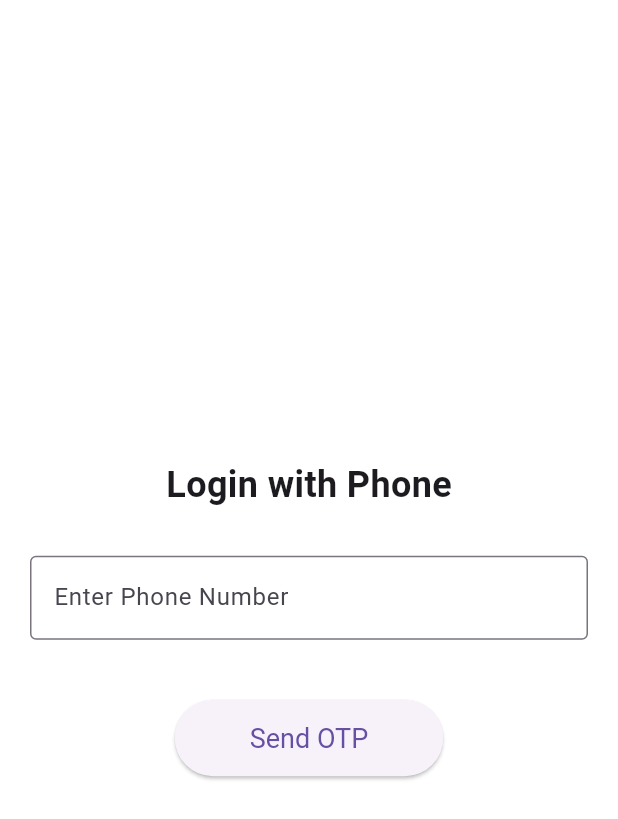
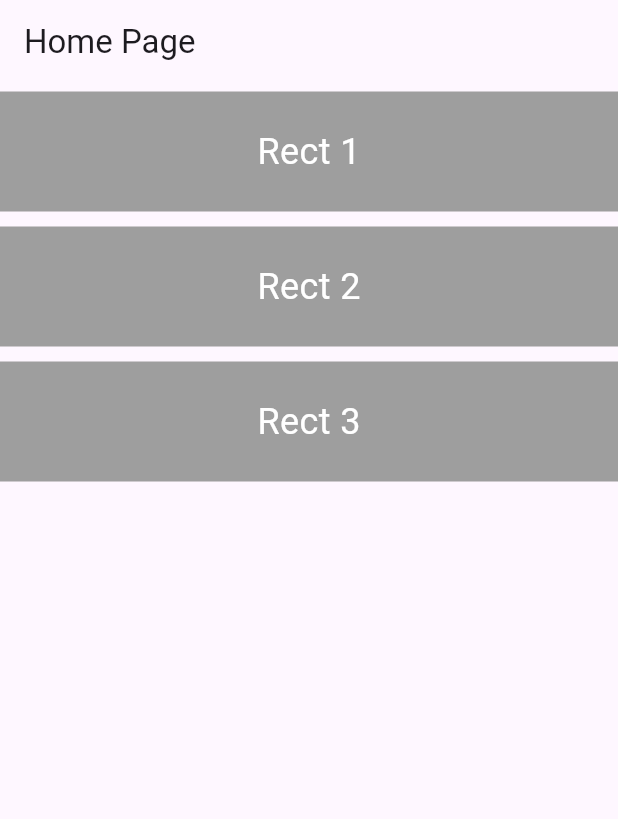
Before and after one commit to tarunkumarjhabakh/bya, a Flutter app: the screen it shows after launch, on a phone screen of 412 x 824 dp. Shown: the top 819 px of the screen. Run offline on Flutter 3.47's test engine with Material 3 defaults, Android fonts, the phone set to English and light mode, and no system bars; our stand-ins replace firebase_auth, firebase_core; accounts and stored records are empty.

Commit message:
Initial homepage - gorav

```diff
--- /dev/null
+++ b/assets/home_page.json
@@ -0,0 +1,11 @@
+[
+    {
+      "rect": 1
+    },
+    {
+      "rect": 2
+    },
+    {
+      "rect": 3
+    }
+]
--- /dev/null
+++ b/lib/home_page.dart
@@ -0,0 +1,59 @@
+import 'dart:convert';
+import 'package:flutter/material.dart';
+import 'package:flutter/services.dart';
+
+Future<List<Map<String, dynamic>>> loadJson() async {
+  String jsonString = await rootBundle.loadString('assets/home_page.json');
+  return List<Map<String, dynamic>>.from(json.decode(jsonString));
+}
+
+class Rect extends StatelessWidget {
+  final int id;
+  const Rect({required this.id});
+
+  @override
+  Widget build(BuildContext context) {
+    return Container(
+      width: double.infinity,
+      height: 80,
+      color: Colors.grey,
+      margin: EdgeInsets.symmetric(vertical: 5),
+      alignment: Alignment.center,
+      child: Text(
+        'Rect $id',
+        style: TextStyle(fontSize: 24, color: Colors.white),
+      ),
+    );
+  }
+}
+
+class HomePage extends StatelessWidget {
+  @override
+  Widget build(BuildContext context) {
+    return Scaffold(
+      appBar: AppBar(
+        title: Text('Home Page'),
+      ),
+      body: Center(
+        child: FutureBuilder<List<Map<String, dynamic>>>(
+          future: loadJson(),
+          builder: (context, snapshot) {
+            if (snapshot.hasError) {
+              return Text("Error loading data", style: TextStyle(color: Colors.red, fontSize: 20));
+            }
+
+            if (!snapshot.hasData || snapshot.data!.isEmpty) {
+              return CircularProgressIndicator();
+            }
+
+            List<Map<String, dynamic>> rectangles = snapshot.data!;
+
+            return Column(
+              children: rectangles.map((rect) => Rect(id: rect['rect'])).toList(),
+            );
+          },
+        ),
+      ),
+    );
+  }
+}
--- a/lib/main.dart
+++ b/lib/main.dart
@@ -1,6 +1,7 @@
 import 'package:firebase_core/firebase_core.dart';
 import 'package:flutter/material.dart';
-import 'login_page.dart'; // Import your login page
+//import 'login_page.dart';
+import 'home_page.dart';
 
 void main() async {
   WidgetsFlutterBinding.ensureInitialized();
@@ -16,7 +17,7 @@
       theme: ThemeData(
         primarySwatch: Colors.blue,
       ),
-      home: LoginPage(), // Your login page
+      home: HomePage(),
     );
   }
 }
--- a/pubspec.yaml
+++ b/pubspec.yaml
@@ -60,9 +60,8 @@ flutter:
   uses-material-design: true
 
   # To add assets to your application, add an assets section, like this:
-  # assets:
-  #   - images/a_dot_burr.jpeg
-  #   - images/a_dot_ham.jpeg
+  assets:
+    - assets/home_page.json
 
   # An image asset can refer to one or more resolution-specific "variants", see
   # https://flutter.dev/to/resolution-aware-images
```
